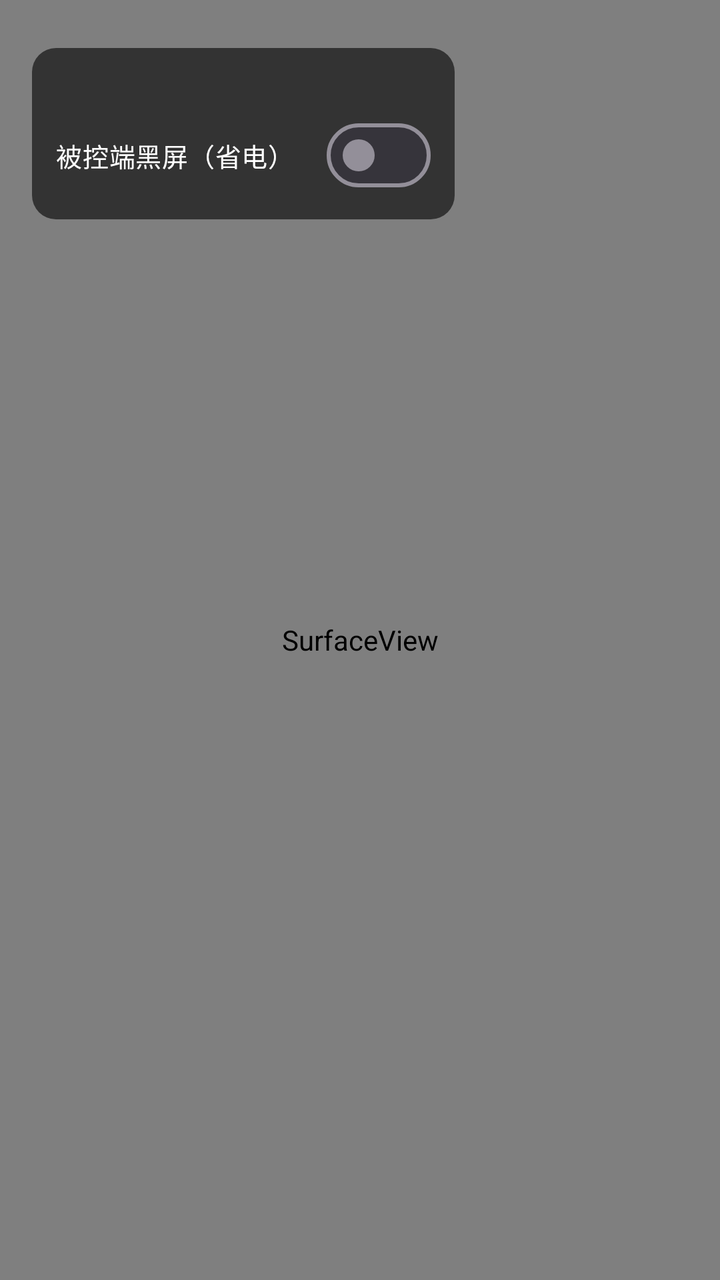
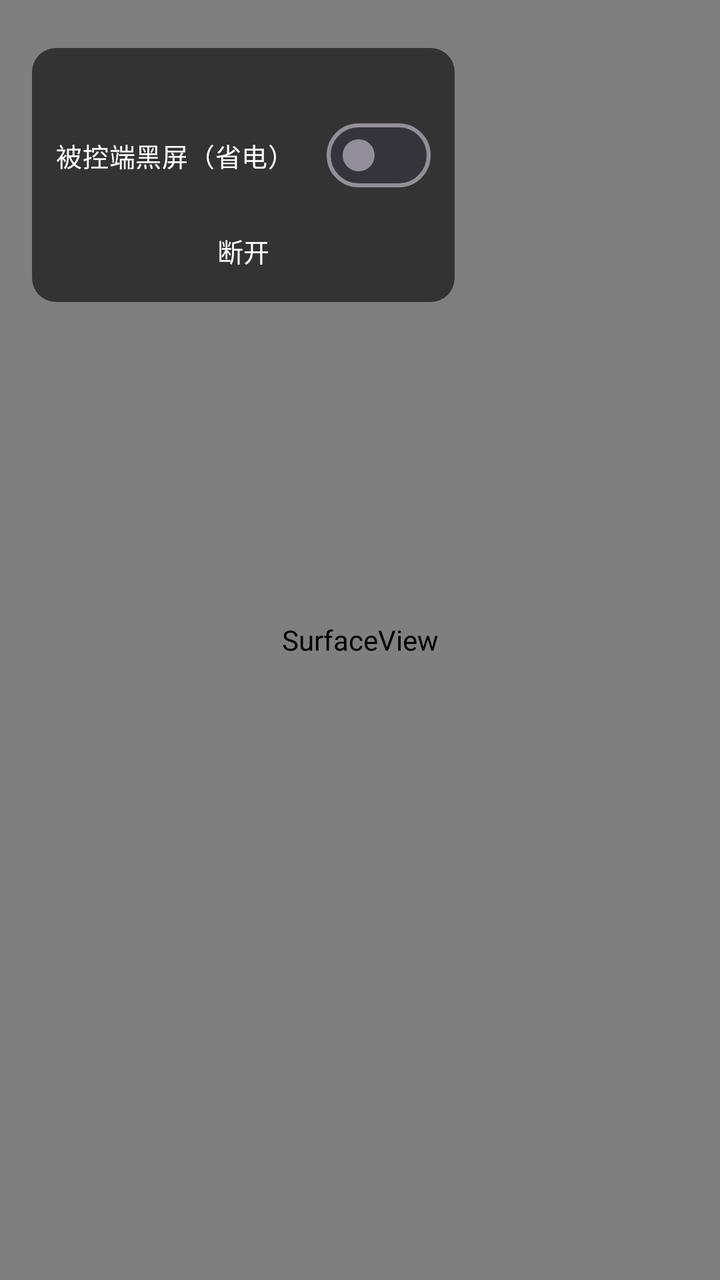

Two renders of the same Android screen: before a commit and after it. Below are the layout's source before the change and the commit's diff.
<!-- AndroidManifest.xml: activity theme Theme.ScrcpyAndroid.Fullscreen -->
<!-- res/layout/activity_mirror.xml -->
<?xml version="1.0" encoding="utf-8"?>
<FrameLayout xmlns:android="http://schemas.android.com/apk/res/android"
    android:layout_width="match_parent"
    android:layout_height="match_parent"
    android:background="@color/black">

    <SurfaceView
        android:id="@+id/surfaceView"
        android:layout_width="match_parent"
        android:layout_height="match_parent"
        android:layout_gravity="center" />

    
    <FrameLayout
        android:id="@+id/floatOverlay"
        android:layout_width="wrap_content"
        android:layout_height="wrap_content"
        android:layout_gravity="top|start"
        android:layout_marginTop="24dp"
        android:layout_marginStart="16dp"
        android:clipChildren="false"
        android:clipToPadding="false">

        <LinearLayout
            android:id="@+id/panelOverlay"
            android:layout_width="wrap_content"
            android:layout_height="wrap_content"
            android:background="@drawable/bg_float_panel"
            android:gravity="center_vertical"
            android:orientation="vertical"
            android:paddingHorizontal="12dp"
            android:paddingVertical="8dp">

            <TextView
                android:id="@+id/textMirrorStatus"
                android:layout_width="wrap_content"
                android:layout_height="wrap_content"
                android:textColor="@color/white"
                android:textSize="13sp" />

            <com.google.android.material.materialswitch.MaterialSwitch
                android:id="@+id/switchPowerSave"
                android:layout_width="wrap_content"
                android:layout_height="wrap_content"
                android:layout_marginTop="4dp"
                android:text="@string/label_power_save"
                android:textColor="@color/white"
                android:textSize="13sp" />
        </LinearLayout>

        <View
            android:id="@+id/dotOverlay"
            android:layout_width="28dp"
            android:layout_height="28dp"
            android:background="@drawable/bg_float_dot"
            android:contentDescription="@string/label_power_save"
            android:visibility="gone" />
    </FrameLayout>
</FrameLayout>
<!-- resources referenced by this layout -->
<resources>
  <color name="black">#FF000000</color>
  <color name="white">#FFFFFFFF</color>
  <!-- drawable bg_float_dot (drawable) -->
  <?xml version="1.0" encoding="utf-8"?>
  <shape xmlns:android="http://schemas.android.com/apk/res/android"
      android:shape="oval">
      <solid android:color="#CC4CAF50" />
      <size
          android:width="28dp"
          android:height="28dp" />
      <stroke
          android:width="2dp"
          android:color="#E0FFFFFF" />
  </shape>
  <!-- drawable bg_float_panel (drawable) -->
  <?xml version="1.0" encoding="utf-8"?>
  <shape xmlns:android="http://schemas.android.com/apk/res/android"
      android:shape="rectangle">
      <solid android:color="#99000000" />
      <corners android:radius="12dp" />
  </shape>
  <string name="label_power_save">被控端黑屏（省电）</string>
  <style name="Theme.ScrcpyAndroid.Fullscreen" parent="Theme.ScrcpyAndroid">
          <item name="android:windowFullscreen">true</item>
      </style>
  <style name="Theme.ScrcpyAndroid" parent="Theme.Material3.Dark.NoActionBar">
          <item name="colorPrimary">@color/accent</item>
          <item name="android:statusBarColor">@color/bg</item>
          <item name="android:navigationBarColor">@color/bg</item>
          <item name="android:windowBackground">@color/bg</item>
      </style>
  <color name="accent">#FF4CAF50</color>
  <color name="bg">#FF121212</color>
</resources>

<!-- the commit's change to res/layout/activity_mirror.xml (unified diff, before → after) -->
@@ -46,6 +46,18 @@
                 android:text="@string/label_power_save"
                 android:textColor="@color/white"
                 android:textSize="13sp" />
+
+            <TextView
+                android:id="@+id/btnDisconnect"
+                android:layout_width="match_parent"
+                android:layout_height="wrap_content"
+                android:layout_marginTop="6dp"
+                android:background="?attr/selectableItemBackground"
+                android:gravity="center"
+                android:paddingVertical="8dp"
+                android:text="@string/action_disconnect"
+                android:textColor="@color/white"
+                android:textSize="13sp" />
         </LinearLayout>
 
         <View
<!-- resource entries referenced after the edit -->
@@ -21,6 +21,7 @@
       <solid android:color="#99000000" />
       <corners android:radius="12dp" />
   </shape>
+  <string name="action_disconnect">断开</string>
   <string name="label_power_save">被控端黑屏（省电）</string>
   <style name="Theme.ScrcpyAndroid.Fullscreen" parent="Theme.ScrcpyAndroid">
           <item name="android:windowFullscreen">true</item>
